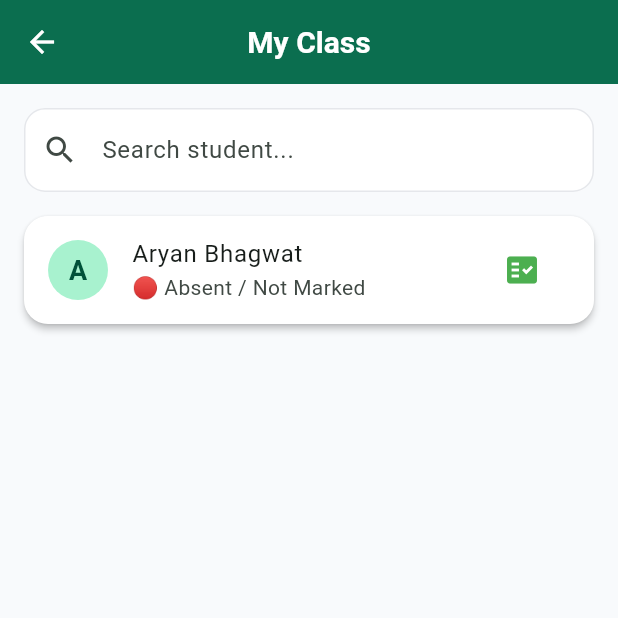
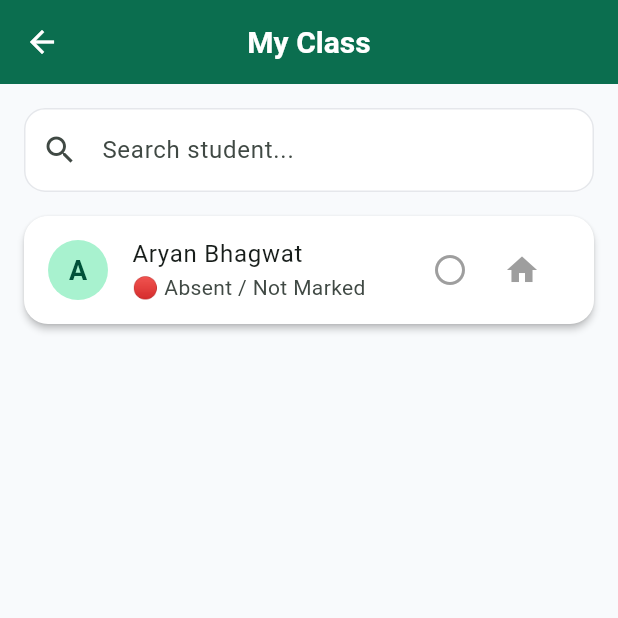
Before and after one commit to bhagwatgouri-beep/cubs_corner_connect, a Flutter app: the MyClassScreen screen opened directly, on a phone screen of 412 x 824 dp, the top half of it. Run offline on Flutter 3.47's test engine with Material 3 defaults, Android fonts, the phone set to English and light mode, and no system bars; our stand-ins replace cloud_firestore, firebase_auth, firebase_core, image_picker; accounts and stored records are empty.

Commit message:
Add daycare actions to My Class

```diff
--- a/lib/features/teacher/my_class_screen.dart
+++ b/lib/features/teacher/my_class_screen.dart
@@ -4,6 +4,7 @@ import '../../models/attendance_record.dart';
 import '../../models/student.dart';
 import '../../models/teacher.dart';
 import '../../repositories/attendance_repository.dart';
+import '../../repositories/daycare_repository.dart';
 import '../../repositories/student_repository.dart';
 import '../../repositories/teacher_repository.dart';
 import '../admin/students/student_profile_screen.dart';
@@ -30,6 +31,9 @@ StudentRepository.instance;
 
 final attendanceRepository =
 AttendanceRepository.instance;
+
+final daycareRepository =
+DaycareRepository.instance;
 
 if (teacherRepository.activeTeachers.isEmpty) {
 return Scaffold(
@@ -82,14 +86,13 @@ _search = value;
 });
 },
 ),
-
 const SizedBox(height: 16),
-
 Expanded(
 child: ListView.builder(
 itemCount: students.length,
 itemBuilder: (context, index) {
 final student = students[index];
+
 final records =
 attendanceRepository
 .attendanceForStudent(
@@ -102,6 +105,24 @@ records.isNotEmpty &&
 AttendanceStatus.present ||
 records.last.status ==
 AttendanceStatus.late);
+
+final daycareRecord =
+daycareRepository
+.recordForStudentOnDate(
+student.id,
+DateTime.now(),
+);
+
+Color daycareColor = Colors.grey;
+
+if (daycareRecord != null) {
+if (daycareRecord.isCheckedOut) {
+daycareColor = Colors.blue;
+} else if (daycareRecord
+.isCheckedIn) {
+daycareColor = Colors.green;
+}
+}
 
 return Card(
 margin: const EdgeInsets.only(
@@ -117,12 +138,8 @@ student.firstName.isNotEmpty
 : '?',
 ),
 ),
-if (student
-.allergies
-.isNotEmpty ||
-student
-.medicalNotes
-.isNotEmpty)
+if (student.allergies.isNotEmpty ||
+student.medicalNotes.isNotEmpty)
 const Positioned(
 right: 0,
 bottom: 0,
@@ -147,22 +164,65 @@ present
 ? '🟢 Present Today'
 : '🔴 Absent / Not Marked',
 ),
-trailing: IconButton(
-icon: const Icon(
-Icons.fact_check,
-color: Colors.green,
+trailing: Row(
+mainAxisSize: MainAxisSize.min,
+children: [
+IconButton(
+icon: Icon(
+present
+? Icons.check_circle
+: Icons
+.radio_button_unchecked,
+color: present
+? Colors.green
+: Colors.grey,
 ),
 tooltip: 'Attendance',
 onPressed: () {
-    attendanceRepository.markAttendance(
+attendanceRepository
+.markAttendance(
 studentId: student.id,
 status: present
-          ? AttendanceStatus.absent
-          : AttendanceStatus.present,
+? AttendanceStatus
+.absent
+: AttendanceStatus
+.present,
 markedBy: teacher.name,
 );
+
 setState(() {});
 },
+),
+IconButton(
+icon: Icon(
+Icons.home,
+color: daycareColor,
+),
+tooltip: 'Daycare',
+onPressed: () {
+if (daycareRecord == null) {
+daycareRepository
+.checkInStudent(
+studentId:
+student.id,
+checkedInBy:
+teacher.name,
+);
+} else if (!daycareRecord
+.isCheckedOut) {
+daycareRepository
+.checkOutStudent(
+studentId:
+student.id,
+checkedOutBy:
+teacher.name,
+);
+}
+
+setState(() {});
+},
+),
+],
 ),
 onTap: () {
 Navigator.push(
@@ -172,7 +232,7 @@ builder: (_) =>
 StudentProfileScreen(
 student: student,
 ),
-)
+),
 );
 },
 ),
```
Lines whose indentation alone changed are shown as unchanged.
